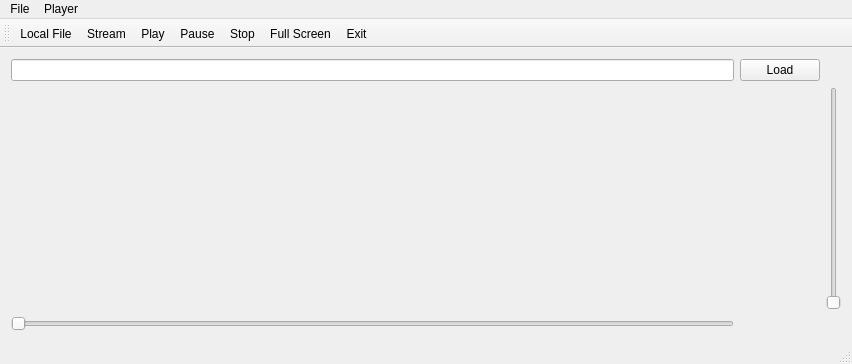
Qt form mainwindow.ui (Zakhrov/WebPhonon-Qt5) before a commit.
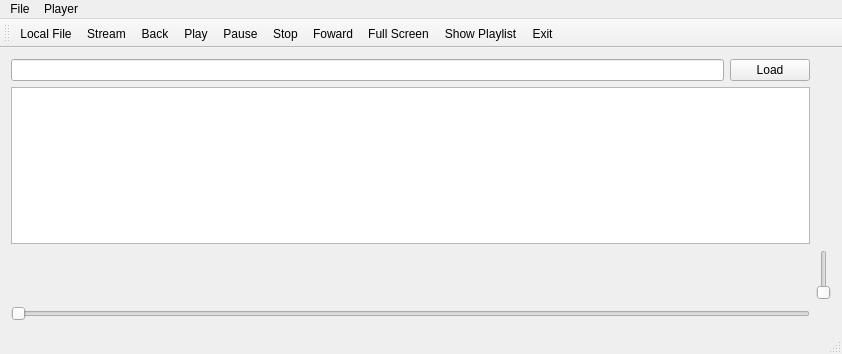
The same form after that commit. Icons and pictures are not drawn.

What changed in the file:
```diff
--- a/mainwindow.ui
+++ b/mainwindow.ui
@@ -6,8 +6,8 @@
    <rect>
     <x>0</x>
     <y>0</y>
-    <width>852</width>
-    <height>364</height>
+    <width>842</width>
+    <height>354</height>
    </rect>
   </property>
   <property name="windowTitle">
@@ -19,33 +19,40 @@
   </property>
   <widget class="QWidget" name="centralWidget">
    <layout class="QGridLayout" name="gridLayout_2">
-    <item row="2" column="0">
+    <item row="4" column="1">
+     <layout class="QGridLayout" name="gridLayout"/>
+    </item>
+    <item row="5" column="1">
      <widget class="QSlider" name="horizontalSlider">
       <property name="orientation">
        <enum>Qt::Horizontal</enum>
       </property>
      </widget>
     </item>
-    <item row="0" column="0">
-     <widget class="QLineEdit" name="lineEdit"/>
+    <item row="3" column="1">
+     <widget class="QTableWidget" name="tableWidget"/>
     </item>
-    <item row="1" column="2">
+    <item row="0" column="1">
+     <layout class="QHBoxLayout" name="horizontalLayout">
+      <item>
+       <widget class="QLineEdit" name="lineEdit"/>
+      </item>
+      <item>
+       <widget class="QPushButton" name="pushButton">
+        <property name="text">
+         <string>Load</string>
+        </property>
+       </widget>
+      </item>
+     </layout>
+    </item>
+    <item row="4" column="2">
      <widget class="QSlider" name="verticalSlider">
       <property name="orientation">
        <enum>Qt::Vertical</enum>
       </property>
      </widget>
     </item>
-    <item row="1" column="0" colspan="2">
-     <layout class="QGridLayout" name="gridLayout"/>
-    </item>
-    <item row="0" column="1">
-     <widget class="QPushButton" name="pushButton">
-      <property name="text">
-       <string>Load</string>
-      </property>
-     </widget>
-    </item>
    </layout>
   </widget>
   <widget class="QMenuBar" name="menuBar">
@@ -53,8 +60,8 @@
     <rect>
      <x>0</x>
      <y>0</y>
-     <width>852</width>
-     <height>20</height>
+     <width>842</width>
+     <height>21</height>
     </rect>
    </property>
    <widget class="QMenu" name="menuFile">
@@ -92,10 +99,13 @@
    </attribute>
    <addaction name="actionLocal_File"/>
    <addaction name="actionStream"/>
+   <addaction name="actionBack"/>
    <addaction name="actionPlay"/>
    <addaction name="actionPause"/>
    <addaction name="actionStop"/>
+   <addaction name="actionFoward"/>
    <addaction name="actionFull_Screen"/>
+   <addaction name="actionShow_Playlist"/>
    <addaction name="actionExit"/>
   </widget>
   <widget class="QStatusBar" name="statusBar"/>
@@ -183,6 +193,33 @@
     <string>Ctrl+Shift+F</string>
    </property>
   </action>
+  <action name="actionBack">
+   <property name="icon">
+    <iconset resource="Icons.qrc">
+     <normaloff>:/Icons/media-skip-backward.png</normaloff>:/Icons/media-skip-backward.png</iconset>
+   </property>
+   <property name="text">
+    <string>Back</string>
+   </property>
+  </action>
+  <action name="actionFoward">
+   <property name="icon">
+    <iconset resource="Icons.qrc">
+     <normaloff>:/Icons/media-skip-forward.png</normaloff>:/Icons/media-skip-forward.png</iconset>
+   </property>
+   <property name="text">
+    <string>Foward</string>
+   </property>
+  </action>
+  <action name="actionShow_Playlist">
+   <property name="icon">
+    <iconset resource="Icons.qrc">
+     <normaloff>:/Icons/view-close.png</normaloff>:/Icons/view-close.png</iconset>
+   </property>
+   <property name="text">
+    <string>Show Playlist</string>
+   </property>
+  </action>
  </widget>
  <layoutdefault spacing="6" margin="11"/>
  <resources>
```
Left out of the diff: 3 changed lines with no effect on the pictures.
